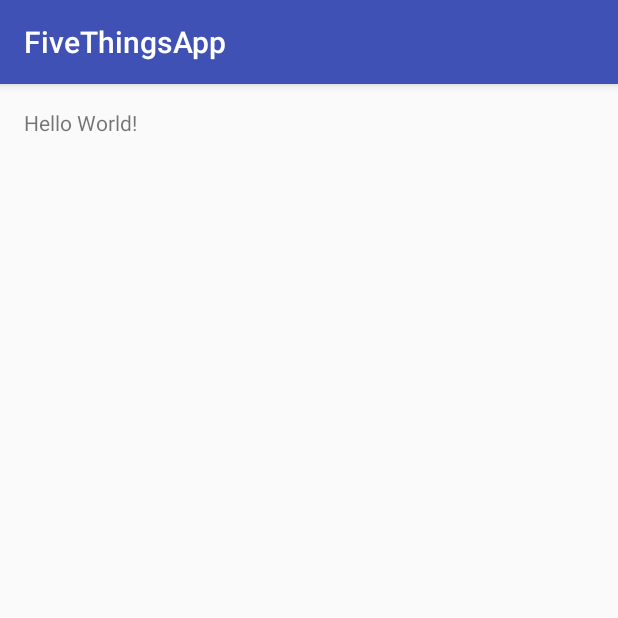
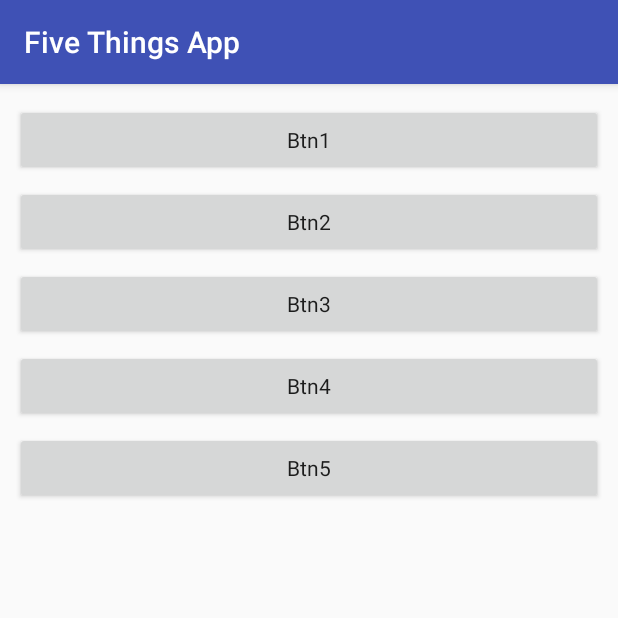
Before and after one commit to matejdrdla/FiveThingsApp, an Android app: the screen it shows after launch (MainActivity), on a phone screen of 412 x 824 dp, the top half of it. Run offline under Robolectric (Android 15) with nearby library versions, the phone set to English and light mode, and no system bars.

Commit message:
MainActivity layout

```diff
--- a/app/src/main/res/layout/activity_main.xml
+++ b/app/src/main/res/layout/activity_main.xml
@@ -1,11 +1,34 @@
 <?xml version="1.0" encoding="utf-8"?>
-<RelativeLayout xmlns:android="http://schemas.android.com/apk/res/android"
-    xmlns:tools="http://schemas.android.com/tools" android:layout_width="match_parent"
-    android:layout_height="match_parent" android:paddingLeft="@dimen/activity_horizontal_margin"
-    android:paddingRight="@dimen/activity_horizontal_margin"
-    android:paddingTop="@dimen/activity_vertical_margin"
-    android:paddingBottom="@dimen/activity_vertical_margin" tools:context=".MainActivity">
+<LinearLayout xmlns:android="http://schemas.android.com/apk/res/android"
+    xmlns:tools="http://schemas.android.com/tools"
+    android:layout_width="match_parent"
+    android:layout_height="match_parent"
+    tools:context=".MainActivity"
+    android:orientation="vertical">
 
-    <TextView android:text="Hello World!" android:layout_width="wrap_content"
-        android:layout_height="wrap_content" />
-</RelativeLayout>
+    <Button
+        android:id="@+id/btn1"
+        style="@style/MainBtnStyle"
+        android:layout_marginTop="20px"
+        android:text="Btn1" />
+
+    <Button
+        android:id="@+id/btn2"
+        style="@style/MainBtnStyle"
+        android:text="Btn2" />
+
+    <Button
+        android:id="@+id/btn3"
+        style="@style/MainBtnStyle"
+        android:text="Btn3" />
+
+    <Button
+        android:id="@+id/btn4"
+        style="@style/MainBtnStyle"
+        android:text="Btn4" />
+
+    <Button
+        android:id="@+id/btn5"
+        style="@style/MainBtnStyle"
+        android:text="Btn5" />
+</LinearLayout>
--- a/app/src/main/res/values/strings.xml
+++ b/app/src/main/res/values/strings.xml
@@ -1,3 +1,3 @@
 <resources>
-    <string name="app_name">FiveThingsApp</string>
+    <string name="app_name">Five Things App</string>
 </resources>
--- a/app/src/main/res/values/styles.xml
+++ b/app/src/main/res/values/styles.xml
@@ -8,4 +8,13 @@
         <item name="colorAccent">@color/colorAccent</item>
     </style>
 
+    <style name="MainBtnStyle" parent="Theme.AppCompat.Light.DarkActionBar">
+        <item name="android:layout_width">fill_parent</item>
+        <item name="android:layout_height">wrap_content</item>
+        <item name="android:layout_marginTop">5px</item>
+        <item name="android:layout_marginBottom">5px</item>
+        <item name="android:layout_marginLeft">15px</item>
+        <item name="android:layout_marginRight">15px</item>
+    </style>
+
 </resources>
```
